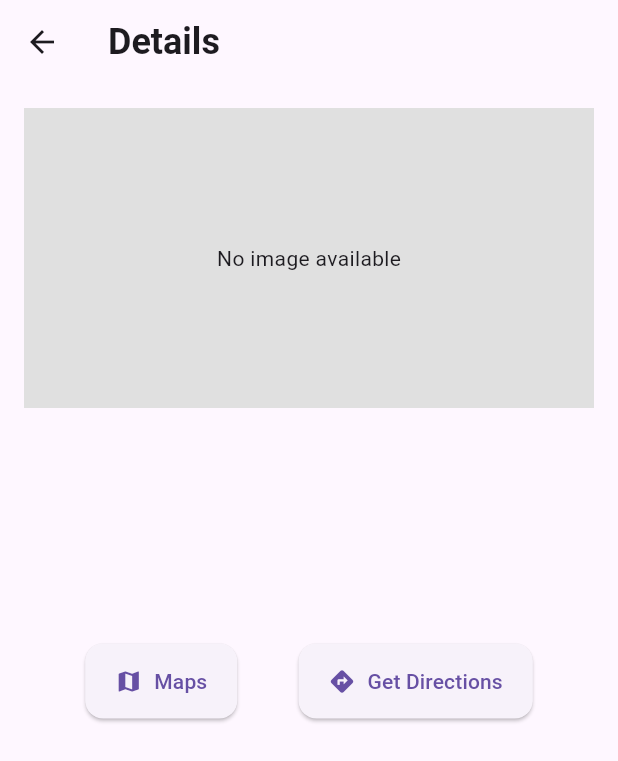
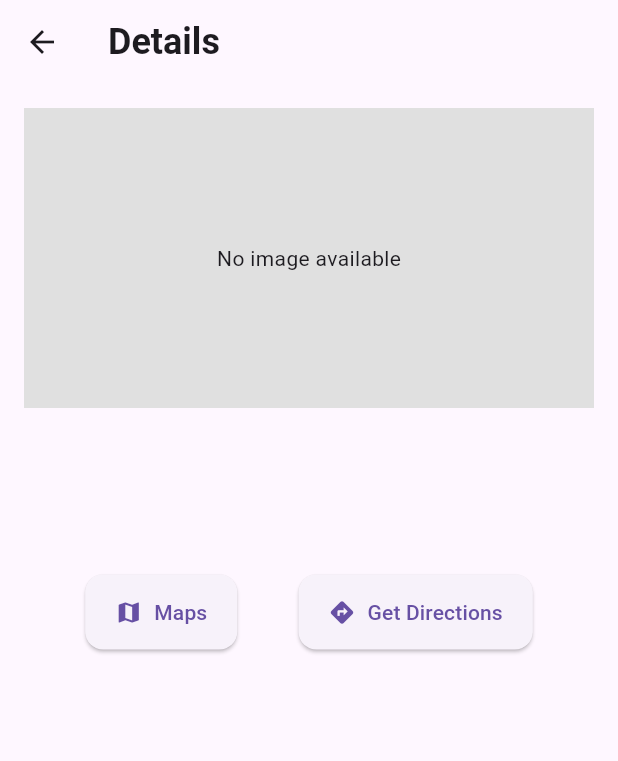
Before and after one commit to raveens9/roofmate, a Flutter app: the detailsPage screen opened directly with empty values, on a phone screen of 412 x 824 dp. Shown: the top 761 px of the screen. Run offline on Flutter 3.47's test engine with Material 3 defaults, Android fonts, the phone set to English and light mode, and no system bars; our stand-ins replace cloud_firestore, dash_chat_2, firebase_auth, firebase_core, firebase_storage, get_it and 2 more; accounts and stored records are empty.

Commit message:
Fixed details page bug

```diff
--- a/lib/pages/AddListingPage.dart
+++ b/lib/pages/AddListingPage.dart
@@ -45,9 +45,7 @@ class _AddListingState extends State<AddListing> {
 
       DocumentSnapshot userDoc = await usersCollection.doc(user.uid).get();
 
-      // Extract the phone number and display name
-      String? phoneNo = userDoc['phoneNo'];
-      String? displayName = userDoc['displayName'];
+      // Extract the phone number and display nam
       String? imageUrl;
 
       if (_imageFile != null) {
@@ -66,8 +64,6 @@ class _AddListingState extends State<AddListing> {
         'price': double.parse(_price),
         'imageurl': imageUrl,
         'userId': user.uid,
-        'phoneNo': phoneNo,
-        'username': displayName,
         'latitude': _selectedLocation!.latitude,
         'longitude': _selectedLocation!.longitude,
         'timestamp': FieldValue.serverTimestamp(),
--- a/lib/pages/detailsPage.dart
+++ b/lib/pages/detailsPage.dart
@@ -30,8 +30,6 @@ class detailsPage extends StatelessWidget {
           final String name = data['item'];
           final String description = data['description'];
           final String imageUrl = data['imageurl'];
-          final String phoneNo = data['phoneNo'];
-          final String username = data['username'];
 
           return Padding(
             padding: const EdgeInsets.all(16.0),
@@ -66,16 +64,6 @@ class detailsPage extends StatelessWidget {
                   SizedBox(height: 10),
                   Text(
                     description,
-                    style: TextStyle(fontSize: 16),
-                    textAlign: TextAlign.justify,
-                  ),
-                  Text(
-                    phoneNo,
-                    style: TextStyle(fontSize: 16),
-                    textAlign: TextAlign.justify,
-                  ),
-                  Text(
-                    username,
                     style: TextStyle(fontSize: 16),
                     textAlign: TextAlign.justify,
                   ),
```
Also changed, not shown: lib/pages/HomePage.dart (+6 -3 lines).
